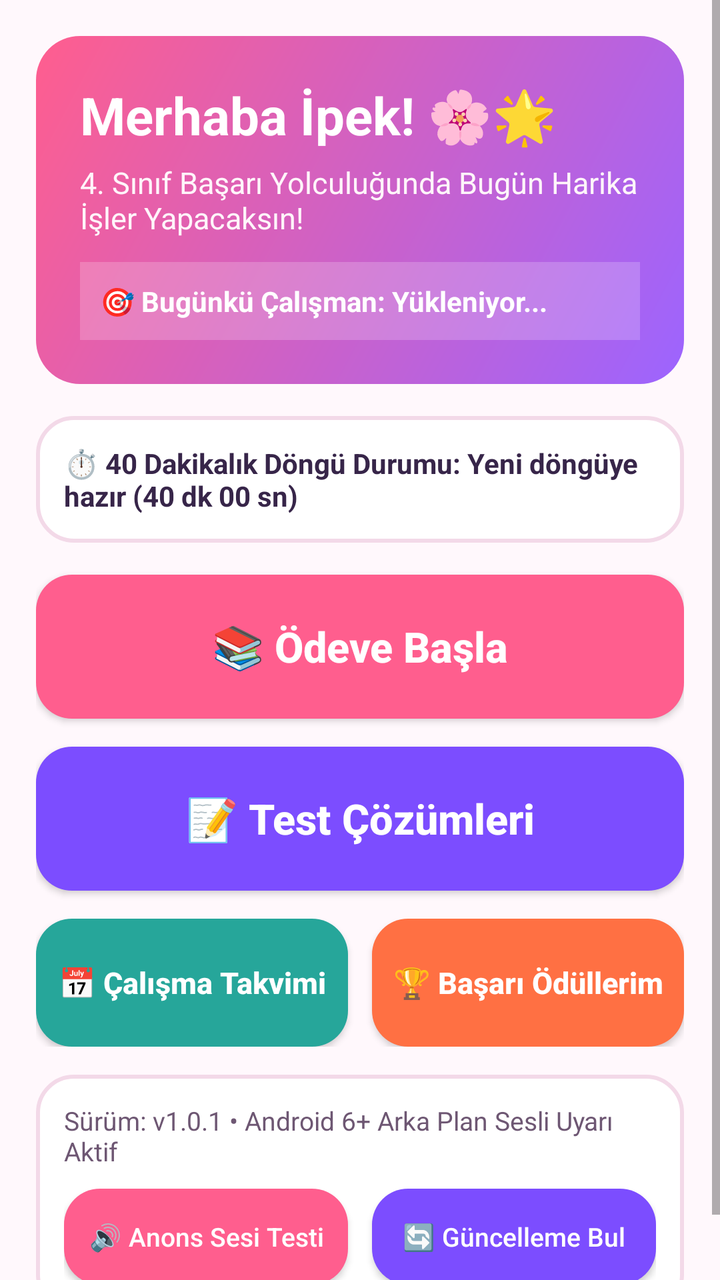
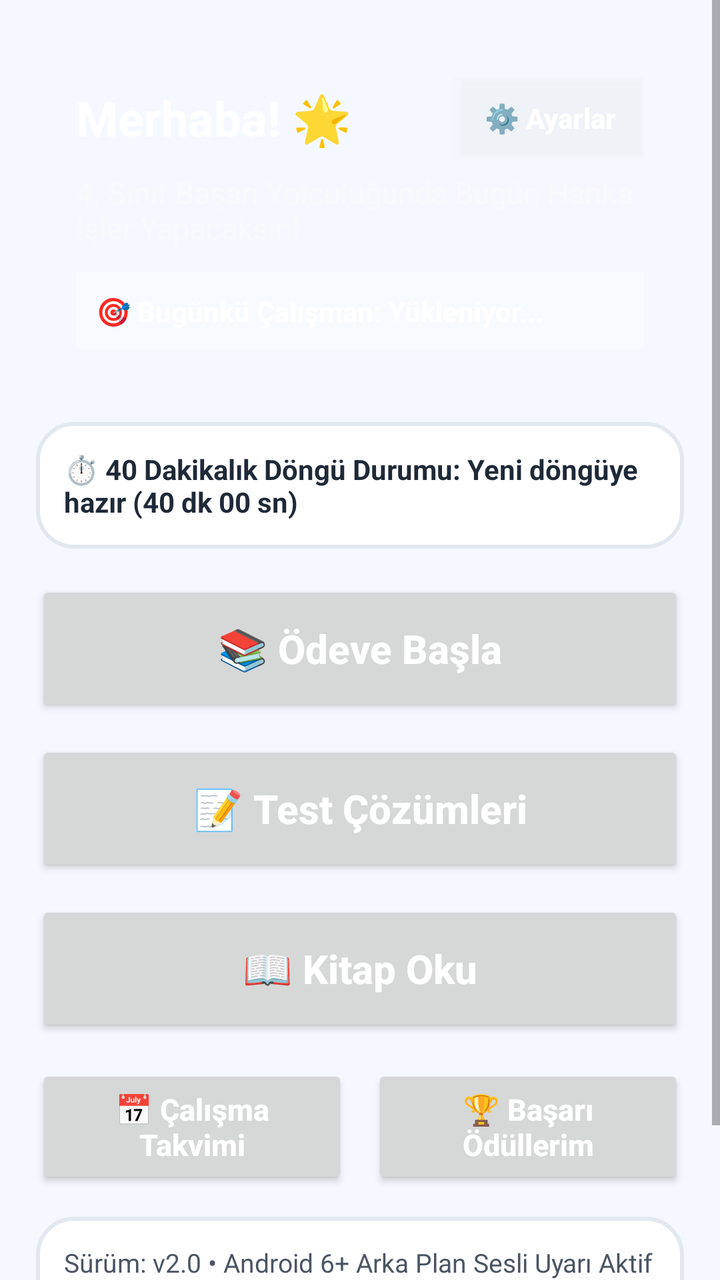

An Android layout rendered at two revisions. The XML below is the earlier revision; the diff shows what the commit changed to produce the second picture.
<!-- AndroidManifest.xml: application theme AppTheme -->
<!-- res/layout/activity_main.xml -->
<?xml version="1.0" encoding="utf-8"?>
<ScrollView xmlns:android="http://schemas.android.com/apk/res/android"
    android:layout_width="match_parent"
    android:layout_height="match_parent"
    android:fillViewport="true"
    android:background="@color/bg_cream">

    <LinearLayout
        android:layout_width="match_parent"
        android:layout_height="wrap_content"
        android:orientation="vertical"
        android:padding="18dp">

        
        <LinearLayout
            android:layout_width="match_parent"
            android:layout_height="wrap_content"
            android:background="@drawable/bg_header_card"
            android:orientation="vertical"
            android:padding="22dp"
            android:layout_marginBottom="16dp">

            <TextView
                android:id="@+id/tvWelcomeIpek"
                android:layout_width="wrap_content"
                android:layout_height="wrap_content"
                android:text="Merhaba İpek! 🌸🌟"
                android:textColor="#FFFFFF"
                android:textSize="26sp"
                android:textStyle="bold" />

            <TextView
                android:id="@+id/tvWelcomeSub"
                android:layout_width="wrap_content"
                android:layout_height="wrap_content"
                android:layout_marginTop="6dp"
                android:text="4. Sınıf Başarı Yolculuğunda Bugün Harika İşler Yapacaksın!"
                android:textColor="#FFF5FA"
                android:textSize="15sp" />

            <TextView
                android:id="@+id/tvTodaySummaryBanner"
                android:layout_width="match_parent"
                android:layout_height="wrap_content"
                android:layout_marginTop="12dp"
                android:background="#33FFFFFF"
                android:padding="10dp"
                android:text="🎯 Bugünkü Çalışman: Yükleniyor..."
                android:textColor="#FFFFFF"
                android:textSize="14sp"
                android:textStyle="bold" />
        </LinearLayout>

        
        <LinearLayout
            android:id="@+id/layoutCycleMemoryBox"
            android:layout_width="match_parent"
            android:layout_height="wrap_content"
            android:background="@drawable/bg_white_card"
            android:orientation="vertical"
            android:padding="14dp"
            android:layout_marginBottom="16dp">

            <TextView
                android:id="@+id/tvCycleMemoryInfo"
                android:layout_width="match_parent"
                android:layout_height="wrap_content"
                android:text="⏱️ 40 Dakikalık Döngü Durumu: Yeni döngüye hazır (40 dk 00 sn)"
                android:textColor="@color/text_dark"
                android:textSize="14sp"
                android:textStyle="bold" />

            <Button
                android:id="@+id/btnResumeActiveTimer"
                android:layout_width="match_parent"
                android:layout_height="wrap_content"
                android:layout_marginTop="8dp"
                android:background="@drawable/btn_orange_rounded"
                android:text="▶️ Devam Eden Zamanlayıcı Ekranını Aç"
                android:textColor="#FFFFFF"
                android:textStyle="bold"
                android:visibility="gone" />
        </LinearLayout>

        
        <Button
            android:id="@+id/btnStartHomework"
            android:layout_width="match_parent"
            android:layout_height="72dp"
            android:layout_marginBottom="14dp"
            android:background="@drawable/btn_pink_rounded"
            android:text="📚 Ödeve Başla"
            android:textAllCaps="false"
            android:textColor="#FFFFFF"
            android:textSize="21sp"
            android:textStyle="bold" />

        <Button
            android:id="@+id/btnStartTest"
            android:layout_width="match_parent"
            android:layout_height="72dp"
            android:layout_marginBottom="14dp"
            android:background="@drawable/btn_purple_rounded"
            android:text="📝 Test Çözümleri"
            android:textAllCaps="false"
            android:textColor="#FFFFFF"
            android:textSize="21sp"
            android:textStyle="bold" />

        
        <LinearLayout
            android:layout_width="match_parent"
            android:layout_height="wrap_content"
            android:orientation="horizontal"
            android:weightSum="2"
            android:layout_marginBottom="14dp">

            <Button
                android:id="@+id/btnOpenCalendar"
                android:layout_width="0dp"
                android:layout_height="64dp"
                android:layout_weight="1"
                android:layout_marginEnd="6dp"
                android:background="@drawable/btn_mint_rounded"
                android:text="📅 Çalışma Takvimi"
                android:textAllCaps="false"
                android:textColor="#FFFFFF"
                android:textSize="15sp"
                android:textStyle="bold" />

            <Button
                android:id="@+id/btnOpenRewards"
                android:layout_width="0dp"
                android:layout_height="64dp"
                android:layout_weight="1"
                android:layout_marginStart="6dp"
                android:background="@drawable/btn_orange_rounded"
                android:text="🏆 Başarı Ödüllerim"
                android:textAllCaps="false"
                android:textColor="#FFFFFF"
                android:textSize="15sp"
                android:textStyle="bold" />
        </LinearLayout>

        
        <LinearLayout
            android:layout_width="match_parent"
            android:layout_height="wrap_content"
            android:background="@drawable/bg_white_card"
            android:orientation="vertical"
            android:padding="14dp">

            <TextView
                android:id="@+id/tvAppVersionInfo"
                android:layout_width="match_parent"
                android:layout_height="wrap_content"
                android:text="Sürüm: v1.0.1 • Android 6+ Arka Plan Sesli Uyarı Aktif"
                android:textColor="@color/text_muted"
                android:textSize="13sp"
                android:layout_marginBottom="10dp" />

            <LinearLayout
                android:layout_width="match_parent"
                android:layout_height="wrap_content"
                android:orientation="horizontal"
                android:weightSum="2">

                <Button
                    android:id="@+id/btnTestVoice"
                    android:layout_width="0dp"
                    android:layout_height="48dp"
                    android:layout_weight="1"
                    android:layout_marginEnd="6dp"
                    android:background="@drawable/btn_pink_rounded"
                    android:text="🔊 Anons Sesi Testi"
                    android:textAllCaps="false"
                    android:textColor="#FFFFFF"
                    android:textSize="13sp" />

                <Button
                    android:id="@+id/btnCheckUpdate"
                    android:layout_width="0dp"
                    android:layout_height="48dp"
                    android:layout_weight="1"
                    android:layout_marginStart="6dp"
                    android:background="@drawable/btn_purple_rounded"
                    android:text="🔄 Güncelleme Bul"
                    android:textAllCaps="false"
                    android:textColor="#FFFFFF"
                    android:textSize="13sp" />
            </LinearLayout>
        </LinearLayout>

    </LinearLayout>
</ScrollView>
<!-- resources referenced by this layout -->
<resources>
  <color name="bg_cream">#FFF8FC</color>
  <color name="text_dark">#372549</color>
  <color name="text_muted">#6E5773</color>
  <!-- drawable bg_header_card (drawable) -->
  <?xml version="1.0" encoding="utf-8"?>
  <shape xmlns:android="http://schemas.android.com/apk/res/android" android:shape="rectangle">
      <gradient
          android:startColor="#FF5E8E"
          android:endColor="#9C64FF"
          android:angle="315" />
      <corners android:radius="22dp" />
  </shape>
  <!-- drawable bg_white_card (drawable) -->
  <?xml version="1.0" encoding="utf-8"?>
  <shape xmlns:android="http://schemas.android.com/apk/res/android" android:shape="rectangle">
      <solid android:color="#FFFFFF" />
      <corners android:radius="18dp" />
      <stroke android:width="2dp" android:color="#F3D9E8" />
  </shape>
  <!-- drawable btn_mint_rounded (drawable) -->
  <?xml version="1.0" encoding="utf-8"?>
  <shape xmlns:android="http://schemas.android.com/apk/res/android" android:shape="rectangle">
      <solid android:color="#26A69A" />
      <corners android:radius="18dp" />
  </shape>
  <!-- drawable btn_orange_rounded (drawable) -->
  <?xml version="1.0" encoding="utf-8"?>
  <shape xmlns:android="http://schemas.android.com/apk/res/android" android:shape="rectangle">
      <solid android:color="#FF7043" />
      <corners android:radius="18dp" />
  </shape>
  <!-- drawable btn_pink_rounded (drawable) -->
  <?xml version="1.0" encoding="utf-8"?>
  <shape xmlns:android="http://schemas.android.com/apk/res/android" android:shape="rectangle">
      <solid android:color="#FF5E8E" />
      <corners android:radius="18dp" />
  </shape>
  <!-- drawable btn_purple_rounded (drawable) -->
  <?xml version="1.0" encoding="utf-8"?>
  <shape xmlns:android="http://schemas.android.com/apk/res/android" android:shape="rectangle">
      <solid android:color="#7C4DFF" />
      <corners android:radius="18dp" />
  </shape>
  <style name="AppTheme" parent="android:Theme.Material.Light.NoActionBar">
          <item name="android:colorPrimary">@color/primary_pink</item>
          <item name="android:colorPrimaryDark">@color/primary_pink_dark</item>
          <item name="android:colorAccent">@color/accent_purple</item>
          <item name="android:windowBackground">@color/bg_cream</item>
          <item name="android:statusBarColor">@color/primary_pink_dark</item>
      </style>
  <color name="primary_pink">#FF5E8E</color>
  <color name="primary_pink_dark">#D93B6B</color>
  <color name="accent_purple">#7C4DFF</color>
</resources>

<!-- the commit's change to res/layout/activity_main.xml (unified diff, before → after) -->
@@ -1,9 +1,10 @@
 <?xml version="1.0" encoding="utf-8"?>
 <ScrollView xmlns:android="http://schemas.android.com/apk/res/android"
+    android:id="@+id/scrollRootMain"
     android:layout_width="match_parent"
     android:layout_height="match_parent"
     android:fillViewport="true"
-    android:background="@color/bg_cream">
+    android:background="@color/bg_surface">
 
     <LinearLayout
         android:layout_width="match_parent"
@@ -13,182 +14,309 @@
 
         
         <LinearLayout
-            android:layout_width="match_parent"
-            android:layout_height="wrap_content"
-            android:background="@drawable/bg_header_card"
-            android:orientation="vertical"
-            android:padding="22dp"
-            android:layout_marginBottom="16dp">
-
-            <TextView
-                android:id="@+id/tvWelcomeIpek"
-                android:layout_width="wrap_content"
-                android:layout_height="wrap_content"
-                android:text="Merhaba İpek! 🌸🌟"
-                android:textColor="#FFFFFF"
-                android:textSize="26sp"
-                android:textStyle="bold" />
-
-            <TextView
-                android:id="@+id/tvWelcomeSub"
-                android:layout_width="wrap_content"
-                android:layout_height="wrap_content"
-                android:layout_marginTop="6dp"
-                android:text="4. Sınıf Başarı Yolculuğunda Bugün Harika İşler Yapacaksın!"
-                android:textColor="#FFF5FA"
-                android:textSize="15sp" />
-
-            <TextView
-                android:id="@+id/tvTodaySummaryBanner"
-                android:layout_width="match_parent"
-                android:layout_height="wrap_content"
-                android:layout_marginTop="12dp"
-                android:background="#33FFFFFF"
-                android:padding="10dp"
-                android:text="🎯 Bugünkü Çalışman: Yükleniyor..."
-                android:textColor="#FFFFFF"
-                android:textSize="14sp"
-                android:textStyle="bold" />
-        </LinearLayout>
-
-        
-        <LinearLayout
-            android:id="@+id/layoutCycleMemoryBox"
+            android:id="@+id/layoutOnboardingContainer"
             android:layout_width="match_parent"
             android:layout_height="wrap_content"
             android:background="@drawable/bg_white_card"
             android:orientation="vertical"
-            android:padding="14dp"
-            android:layout_marginBottom="16dp">
+            android:padding="22dp"
+            android:visibility="gone">
 
             <TextView
-                android:id="@+id/tvCycleMemoryInfo"
-                android:layout_width="match_parent"
-                android:layout_height="wrap_content"
-                android:text="⏱️ 40 Dakikalık Döngü Durumu: Yeni döngüye hazır (40 dk 00 sn)"
+                android:layout_width="match_parent"
+                android:layout_height="wrap_content"
+                android:text="🌟 Çalışma Zamanlayıcı'ya Hoş Geldin!"
                 android:textColor="@color/text_dark"
-                android:textSize="14sp"
-                android:textStyle="bold" />
+                android:textSize="22sp"
+                android:textStyle="bold" />
+
+            <TextView
+                android:layout_width="match_parent"
+                android:layout_height="wrap_content"
+                android:layout_marginTop="8dp"
+                android:text="Başlamadan önce seni tanıyalım ve uygulama temanı hazırlayalım:"
+                android:textColor="@color/text_muted"
+                android:textSize="15sp" />
+
+            <TextView
+                android:layout_width="match_parent"
+                android:layout_height="wrap_content"
+                android:layout_marginTop="18dp"
+                android:text="İsmin nedir?"
+                android:textColor="@color/text_dark"
+                android:textSize="16sp"
+                android:textStyle="bold" />
+
+            <EditText
+                android:id="@+id/etOnboardName"
+                android:layout_width="match_parent"
+                android:layout_height="52dp"
+                android:layout_marginTop="6dp"
+                android:hint="İsmini buraya yaz..."
+                android:inputType="textPersonName|textCapWords"
+                android:padding="12dp"
+                android:textColor="@color/text_dark"
+                android:textSize="17sp" />
+
+            <TextView
+                android:layout_width="match_parent"
+                android:layout_height="wrap_content"
+                android:layout_marginTop="16dp"
+                android:text="Seçiminiz (tema seçeneği için):"
+                android:textColor="@color/text_dark"
+                android:textSize="16sp"
+                android:textStyle="bold" />
+
+            <RadioGroup
+                android:id="@+id/rgOnboardGender"
+                android:layout_width="match_parent"
+                android:layout_height="wrap_content"
+                android:layout_marginTop="8dp"
+                android:orientation="vertical">
+
+                <RadioButton
+                    android:id="@+id/rbOnboardGirl"
+                    android:layout_width="match_parent"
+                    android:layout_height="46dp"
+                    android:checked="true"
+                    android:text="👧 Kız (tema seçeneği için)"
+                    android:textColor="@color/text_dark"
+                    android:textSize="16sp" />
+
+                <RadioButton
+                    android:id="@+id/rbOnboardBoy"
+                    android:layout_width="match_parent"
+                    android:layout_height="46dp"
+                    android:text="👦 Erkek (tema seçeneği için)"
+                    android:textColor="@color/text_dark"
+                    android:textSize="16sp" />
+            </RadioGroup>
 
             <Button
-                android:id="@+id/btnResumeActiveTimer"
-                android:layout_width="match_parent"
-                android:layout_height="wrap_content"
-                android:layout_marginTop="8dp"
-                android:background="@drawable/btn_orange_rounded"
-                android:text="▶️ Devam Eden Zamanlayıcı Ekranını Aç"
+                android:id="@+id/btnCompleteOnboarding"
+                android:layout_width="match_parent"
+                android:layout_height="58dp"
+                android:layout_marginTop="20dp"
+                android:text="🚀 Giriş Yap ve Başla"
+                android:textAllCaps="false"
                 android:textColor="#FFFFFF"
-                android:textStyle="bold"
-                android:visibility="gone" />
+                android:textSize="18sp"
+                android:textStyle="bold" />
         </LinearLayout>
-
-        
-        <Button
-            android:id="@+id/btnStartHomework"
-            android:layout_width="match_parent"
-            android:layout_height="72dp"
-            android:layout_marginBottom="14dp"
-            android:background="@drawable/btn_pink_rounded"
-            android:text="📚 Ödeve Başla"
-            android:textAllCaps="false"
-            android:textColor="#FFFFFF"
-            android:textSize="21sp"
-            android:textStyle="bold" />
-
-        <Button
-            android:id="@+id/btnStartTest"
-            android:layout_width="match_parent"
-            android:layout_height="72dp"
-            android:layout_marginBottom="14dp"
-            android:background="@drawable/btn_purple_rounded"
-            android:text="📝 Test Çözümleri"
-            android:textAllCaps="false"
-            android:textColor="#FFFFFF"
-            android:textSize="21sp"
-            android:textStyle="bold" />
 
         
         <LinearLayout
+            android:id="@+id/layoutDashboardContainer"
             android:layout_width="match_parent"
             android:layout_height="wrap_content"
-            android:orientation="horizontal"
-            android:weightSum="2"
-            android:layout_marginBottom="14dp">
-
+            android:orientation="vertical">
+
+            
+            <LinearLayout
+                android:id="@+id/layoutMainHeaderCard"
+                android:layout_width="match_parent"
+                android:layout_height="wrap_content"
+                android:orientation="vertical"
+                android:padding="20dp"
+                android:layout_marginBottom="16dp">
+
+                <LinearLayout
+                    android:layout_width="match_parent"
+                    android:layout_height="wrap_content"
+                    android:gravity="center_vertical"
+                    android:orientation="horizontal">
+
+                    <TextView
+                        android:id="@+id/tvWelcomeUser"
+                        android:layout_width="0dp"
+                        android:layout_height="wrap_content"
+                        android:layout_weight="1"
+                        android:text="Merhaba! 🌟"
+                        android:textColor="#FFFFFF"
+                        android:textSize="24sp"
+                        android:textStyle="bold" />
+
+                    <Button
+                        android:id="@+id/btnOpenSettings"
+                        android:layout_width="wrap_content"
+                        android:layout_height="42dp"
+                        android:background="#33FFFFFF"
+                        android:paddingStart="14dp"
+                        android:paddingEnd="14dp"
+                        android:text="⚙️ Ayarlar"
+                        android:textAllCaps="false"
+                        android:textColor="#FFFFFF"
+                        android:textSize="14sp"
+                        android:textStyle="bold" />
+                </LinearLayout>
+
+                <TextView
+                    android:id="@+id/tvWelcomeSub"
+                    android:layout_width="wrap_content"
+                    android:layout_height="wrap_content"
+                    android:layout_marginTop="6dp"
+                    android:text="4. Sınıf Başarı Yolculuğunda Bugün Harika İşler Yapacaksın!"
+                    android:textColor="#F8FAFC"
+                    android:textSize="15sp" />
+
+                <TextView
+                    android:id="@+id/tvTodaySummaryBanner"
+                    android:layout_width="match_parent"
+                    android:layout_height="wrap_content"
+                    android:layout_marginTop="12dp"
+                    android:background="#28FFFFFF"
+                    android:padding="10dp"
+                    android:text="🎯 Bugünkü Çalışman: Yükleniyor..."
+                    android:textColor="#FFFFFF"
+                    android:textSize="14sp"
+                    android:textStyle="bold" />
+            </LinearLayout>
+
+            
+            <LinearLayout
+                android:id="@+id/layoutCycleMemoryBox"
+                android:layout_width="match_parent"
+                android:layout_height="wrap_content"
+                android:background="@drawable/bg_white_card"
+                android:orientation="vertical"
+                android:padding="14dp"
+                android:layout_marginBottom="16dp">
+
+                <TextView
+                    android:id="@+id/tvCycleMemoryInfo"
+                    android:layout_width="match_parent"
+                    android:layout_height="wrap_content"
+                    android:text="⏱️ 40 Dakikalık Döngü Durumu: Yeni döngüye hazır (40 dk 00 sn)"
+                    android:textColor="@color/text_dark"
+                    android:textSize="14sp"
+                    android:textStyle="bold" />
+
+                <Button
+                    android:id="@+id/btnResumeActiveTimer"
+                    android:layout_width="match_parent"
+                    android:layout_height="50dp"
+                    android:layout_marginTop="8dp"
+                    android:text="▶️ Devam Eden Zamanlayıcı Ekranını Aç"
+                    android:textAllCaps="false"
+                    android:textColor="#FFFFFF"
+                    android:textStyle="bold"
+                    android:visibility="gone" />
+            </LinearLayout>
+
+            
             <Button
-                android:id="@+id/btnOpenCalendar"
-                android:layout_width="0dp"
-                android:layout_height="64dp"
-                android:layout_weight="1"
-                android:layout_marginEnd="6dp"
-                android:background="@drawable/btn_mint_rounded"
-                android:text="📅 Çalışma Takvimi"
+                android:id="@+id/btnStartHomework"
+                android:layout_width="match_parent"
+                android:layout_height="68dp"
+                android:layout_marginBottom="12dp"
+                android:text="📚 Ödeve Başla"
                 android:textAllCaps="false"
                 android:textColor="#FFFFFF"
-                android:textSize="15sp"
+                android:textSize="20sp"
                 android:textStyle="bold" />
 
             <Button
-                android:id="@+id/btnOpenRewards"
-                android:layout_width="0dp"
-                android:layout_height="64dp"
-                android:layout_weight="1"
-                android:layout_marginStart="6dp"
-                android:background="@drawable/btn_orange_rounded"
-                android:text="🏆 Başarı Ödüllerim"
+                android:id="@+id/btnStartTest"
+                android:layout_width="match_parent"
+                android:layout_height="68dp"
+                android:layout_marginBottom="12dp"
+                android:text="📝 Test Çözümleri"
                 android:textAllCaps="false"
                 android:textColor="#FFFFFF"
-                android:textSize="15sp"
-                android:textStyle="bold" />
-        </LinearLayout>
-
-        
-        <LinearLayout
-            android:layout_width="match_parent"
-            android:layout_height="wrap_content"
-            android:background="@drawable/bg_white_card"
-            android:orientation="vertical"
-            android:padding="14dp">
-
-            <TextView
-                android:id="@+id/tvAppVersionInfo"
-                android:layout_width="match_parent"
-                android:layout_height="wrap_content"
-                android:text="Sürüm: v1.0.1 • Android 6+ Arka Plan Sesli Uyarı Aktif"
-                android:textColor="@color/text_muted"
-                android:textSize="13sp"
-                android:layout_marginBottom="10dp" />
-
+                android:textSize="20sp"
+                android:textStyle="bold" />
+
+            <Button
+                android:id="@+id/btnStartBookRead"
+                android:layout_width="match_parent"
+                android:layout_height="68dp"
+                android:layout_marginBottom="14dp"
+                android:text="📖 Kitap Oku"
+                android:textAllCaps="false"
+                android:textColor="#FFFFFF"
+                android:textSize="20sp"
+                android:textStyle="bold" />
+
+            
             <LinearLayout
                 android:layout_width="match_parent"
                 android:layout_height="wrap_content"
                 android:orientation="horizontal"
-                android:weightSum="2">
+                android:weightSum="2"
+                android:layout_marginBottom="14dp">
 
                 <Button
-                    android:id="@+id/btnTestVoice"
+                    android:id="@+id/btnOpenCalendar"
                     android:layout_width="0dp"
-                    android:layout_height="48dp"
+                    android:layout_height="62dp"
                     android:layout_weight="1"
                     android:layout_marginEnd="6dp"
-                    android:background="@drawable/btn_pink_rounded"
-                    android:text="🔊 Anons Sesi Testi"
+                    android:text="📅 Çalışma Takvimi"
                     android:textAllCaps="false"
                     android:textColor="#FFFFFF"
-                    android:textSize="13sp" />
+                    android:textSize="15sp"
+                    android:textStyle="bold" />
 
                 <Button
-                    android:id="@+id/btnCheckUpdate"
+                    android:id="@+id/btnOpenRewards"
                     android:layout_width="0dp"
-                    android:layout_height="48dp"
+                    android:layout_height="62dp"
                     android:layout_weight="1"
                     android:layout_marginStart="6dp"
-                    android:background="@drawable/btn_purple_rounded"
-                    android:text="🔄 Güncelleme Bul"
+                    android:text="🏆 Başarı Ödüllerim"
                     android:textAllCaps="false"
                     android:textColor="#FFFFFF"
-                    android:textSize="13sp" />
+                    android:textSize="15sp"
+                    android:textStyle="bold" />
             </LinearLayout>
+
+            
+            <LinearLayout
+                android:layout_width="match_parent"
+                android:layout_height="wrap_content"
+                android:background="@drawable/bg_white_card"
+                android:orientation="vertical"
+                android:padding="14dp">
+
+                <TextView
+                    android:id="@+id/tvAppVersionInfo"
+                    android:layout_width="match_parent"
+                    android:layout_height="wrap_content"
+                    android:text="Sürüm: v2.0 • Android 6+ Arka Plan Sesli Uyarı Aktif"
+                    android:textColor="@color/text_muted"
+                    android:textSize="13sp"
+                    android:layout_marginBottom="10dp" />
+
+                <LinearLayout
+                    android:layout_width="match_parent"
+                    android:layout_height="wrap_content"
+                    android:orientation="horizontal"
+                    android:weightSum="2">
+
+                    <Button
+                        android:id="@+id/btnTestVoice"
+                        android:layout_width="0dp"
+                        android:layout_height="46dp"
+                        android:layout_weight="1"
+                        android:layout_marginEnd="6dp"
+                        android:text="🔊 Anons Sesi Testi"
+                        android:textAllCaps="false"
+                        android:textColor="#FFFFFF"
+                        android:textSize="13sp" />
+
+                    <Button
+                        android:id="@+id/btnCheckUpdate"
+                        android:layout_width="0dp"
+                        android:layout_height="46dp"
+                        android:layout_weight="1"
+                        android:layout_marginStart="6dp"
+                        android:text="🔄 Güncelleme Bul"
+                        android:textAllCaps="false"
+                        android:textColor="#FFFFFF"
+                        android:textSize="13sp" />
+                </LinearLayout>
+            </LinearLayout>
+
         </LinearLayout>
 
     </LinearLayout>
<!-- resource entries referenced after the edit -->
@@ -1,57 +1,24 @@
 <!-- resources referenced by this layout -->
 <resources>
-  <color name="bg_cream">#FFF8FC</color>
-  <color name="text_dark">#372549</color>
-  <color name="text_muted">#6E5773</color>
-  <!-- drawable bg_header_card (drawable) -->
-  <?xml version="1.0" encoding="utf-8"?>
-  <shape xmlns:android="http://schemas.android.com/apk/res/android" android:shape="rectangle">
-      <gradient
-          android:startColor="#FF5E8E"
-          android:endColor="#9C64FF"
-          android:angle="315" />
-      <corners android:radius="22dp" />
-  </shape>
+  <color name="bg_surface">#F5F9FF</color>
+  <color name="text_dark">#1F2937</color>
+  <color name="text_muted">#4B5563</color>
   <!-- drawable bg_white_card (drawable) -->
   <?xml version="1.0" encoding="utf-8"?>
   <shape xmlns:android="http://schemas.android.com/apk/res/android" android:shape="rectangle">
       <solid android:color="#FFFFFF" />
       <corners android:radius="18dp" />
-      <stroke android:width="2dp" android:color="#F3D9E8" />
-  </shape>
-  <!-- drawable btn_mint_rounded (drawable) -->
-  <?xml version="1.0" encoding="utf-8"?>
-  <shape xmlns:android="http://schemas.android.com/apk/res/android" android:shape="rectangle">
-      <solid android:color="#26A69A" />
-      <corners android:radius="18dp" />
-  </shape>
-  <!-- drawable btn_orange_rounded (drawable) -->
-  <?xml version="1.0" encoding="utf-8"?>
-  <shape xmlns:android="http://schemas.android.com/apk/res/android" android:shape="rectangle">
-      <solid android:color="#FF7043" />
-      <corners android:radius="18dp" />
-  </shape>
-  <!-- drawable btn_pink_rounded (drawable) -->
-  <?xml version="1.0" encoding="utf-8"?>
-  <shape xmlns:android="http://schemas.android.com/apk/res/android" android:shape="rectangle">
-      <solid android:color="#FF5E8E" />
-      <corners android:radius="18dp" />
-  </shape>
-  <!-- drawable btn_purple_rounded (drawable) -->
-  <?xml version="1.0" encoding="utf-8"?>
-  <shape xmlns:android="http://schemas.android.com/apk/res/android" android:shape="rectangle">
-      <solid android:color="#7C4DFF" />
-      <corners android:radius="18dp" />
+      <stroke android:width="2dp" android:color="#E2E8F0" />
   </shape>
   <style name="AppTheme" parent="android:Theme.Material.Light.NoActionBar">
-          <item name="android:colorPrimary">@color/primary_pink</item>
-          <item name="android:colorPrimaryDark">@color/primary_pink_dark</item>
-          <item name="android:colorAccent">@color/accent_purple</item>
-          <item name="android:windowBackground">@color/bg_cream</item>
-          <item name="android:statusBarColor">@color/primary_pink_dark</item>
+          <item name="android:colorPrimary">@color/primary_default</item>
+          <item name="android:colorPrimaryDark">@color/primary_dark_default</item>
+          <item name="android:colorAccent">@color/accent_default</item>
+          <item name="android:windowBackground">@color/bg_surface</item>
+          <item name="android:statusBarColor">@color/primary_dark_default</item>
       </style>
-  <color name="primary_pink">#FF5E8E</color>
-  <color name="primary_pink_dark">#D93B6B</color>
-  <color name="accent_purple">#7C4DFF</color>
+  <color name="primary_default">#1E88E5</color>
+  <color name="primary_dark_default">#1565C0</color>
+  <color name="accent_default">#00897B</color>
 </resources>
 
